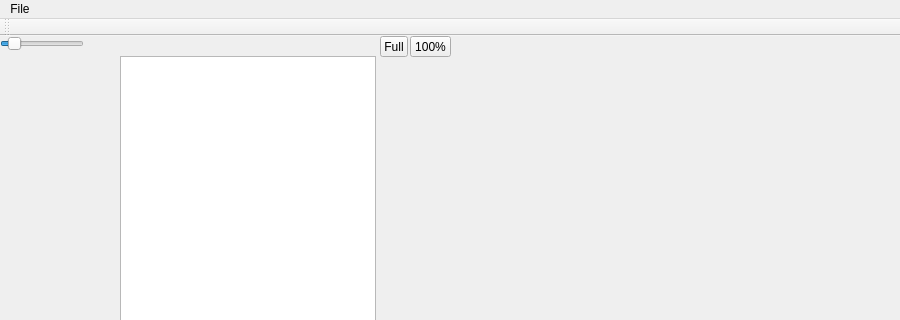
otre99/QtSimpleImageViewer, file src/mainwindow.ui: the form before one commit; both pictures show x 0 to 900 and y 0 to 320 of the 900 by 507 pixel window.
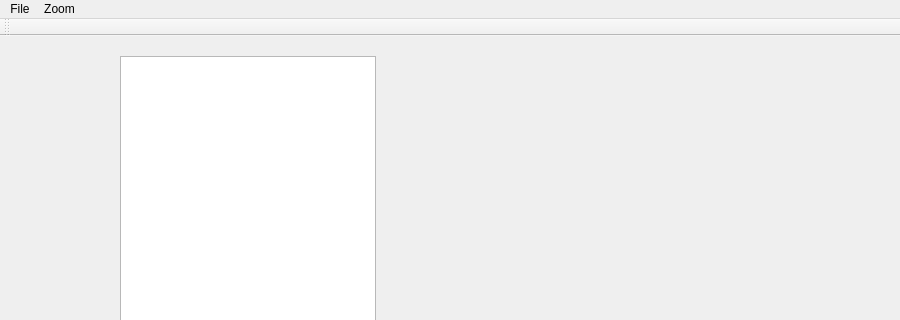
The form after the commit.

Commit message: remove sliderbar for zoom, some bug fixes

The edit to the form file:
```diff
--- a/src/mainwindow.ui
+++ b/src/mainwindow.ui
@@ -14,78 +14,6 @@
    <string>Simple image viewer</string>
   </property>
   <widget class="QWidget" name="centralWidget">
-   <widget class="QSlider" name="scfSlider">
-    <property name="geometry">
-     <rect>
-      <x>0</x>
-      <y>0</y>
-      <width>84</width>
-      <height>15</height>
-     </rect>
-    </property>
-    <property name="sizePolicy">
-     <sizepolicy hsizetype="MinimumExpanding" vsizetype="Fixed">
-      <horstretch>0</horstretch>
-      <verstretch>0</verstretch>
-     </sizepolicy>
-    </property>
-    <property name="minimum">
-     <number>1</number>
-    </property>
-    <property name="maximum">
-     <number>1000</number>
-    </property>
-    <property name="pageStep">
-     <number>1</number>
-    </property>
-    <property name="value">
-     <number>100</number>
-    </property>
-    <property name="tracking">
-     <bool>true</bool>
-    </property>
-    <property name="orientation">
-     <enum>Qt::Horizontal</enum>
-    </property>
-    <property name="invertedAppearance">
-     <bool>false</bool>
-    </property>
-    <property name="invertedControls">
-     <bool>false</bool>
-    </property>
-    <property name="tickPosition">
-     <enum>QSlider::NoTicks</enum>
-    </property>
-    <property name="tickInterval">
-     <number>2</number>
-    </property>
-   </widget>
-   <widget class="QToolButton" name="goTo100">
-    <property name="geometry">
-     <rect>
-      <x>410</x>
-      <y>0</y>
-      <width>41</width>
-      <height>21</height>
-     </rect>
-    </property>
-    <property name="text">
-     <string>100%</string>
-    </property>
-   </widget>
-   <widget class="QToolButton" name="tbFull">
-    <property name="geometry">
-     <rect>
-      <x>380</x>
-      <y>0</y>
-      <width>28</width>
-      <height>21</height>
-     </rect>
-    </property>
-    <property name="text">
-     <string>Full</string>
-    </property>
-   </widget>
    <widget class="QListView" name="listView">
     <property name="geometry">
      <rect>
@@ -127,7 +55,7 @@
      <x>0</x>
      <y>0</y>
      <width>900</width>
-     <height>19</height>
+     <height>22</height>
     </rect>
    </property>
    <widget class="QMenu" name="menuFile">
@@ -138,7 +66,17 @@
     <addaction name="actionNext"/>
     <addaction name="actionBack"/>
    </widget>
+   <widget class="QMenu" name="menuZoom">
+    <property name="title">
+     <string>Zoom</string>
+    </property>
+    <addaction name="actionZoom_In"/>
+    <addaction name="actionZoom_Out"/>
+    <addaction name="actionFit_Width"/>
+    <addaction name="actionScale_100"/>
+   </widget>
    <addaction name="menuFile"/>
+   <addaction name="menuZoom"/>
   </widget>
   <widget class="QToolBar" name="mainToolBar">
    <attribute name="toolBarArea">
```
Left out of the diff: 45 changed lines with no effect on the pictures. The commit also changes 7 other files.
